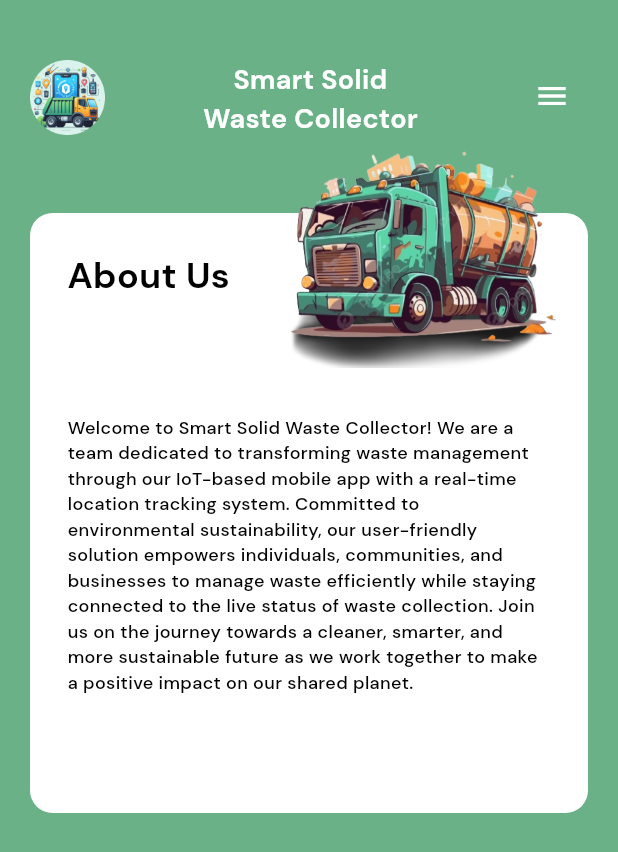
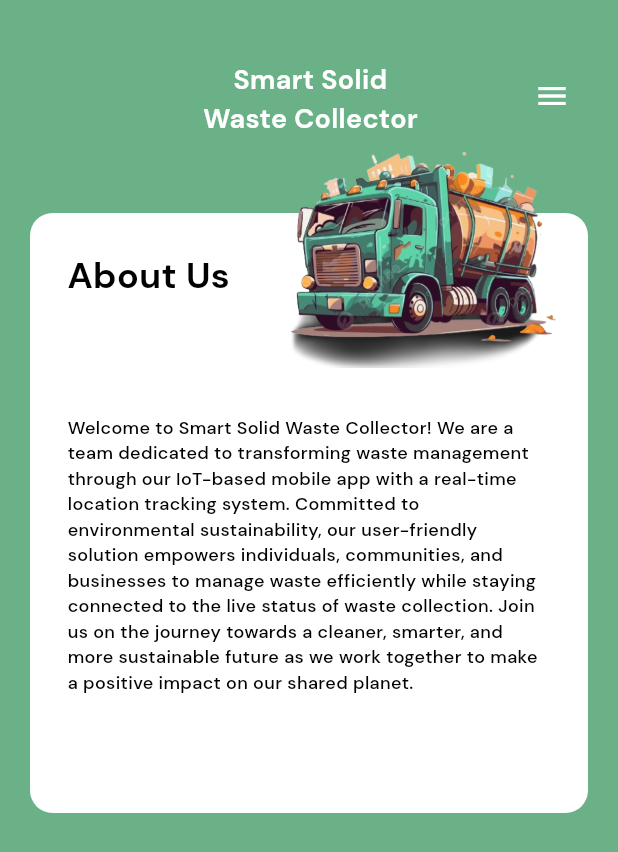
Before and after one commit to lansoyyy/Smart-waste-mobile, a Flutter app: the AboutUsScreen screen opened directly, on a phone screen of 412 x 824 dp. Shown: the top 852 px of the screen. Run offline on Flutter 3.47's test engine with Material 3 defaults, Android fonts, the phone set to English and light mode, and no system bars; our stand-ins replace cloud_firestore, firebase_core, firebase_database, fluttertoast, get_storage, google_maps_flutter; accounts and stored records are empty.

Commit message:
initial revisions

```diff
--- a/lib/main.dart
+++ b/lib/main.dart
@@ -1,6 +1,8 @@
 import 'package:firebase_core/firebase_core.dart';
 import 'package:flutter/material.dart';
+import 'package:get_storage/get_storage.dart';
 import 'package:smart_waste_mobile/firebase_options.dart';
+import 'package:smart_waste_mobile/screens/home_screen.dart';
 import 'package:smart_waste_mobile/screens/landing_screen.dart';
 
 void main() async {
@@ -12,14 +14,23 @@ void main() async {
   runApp(const MyApp());
 }
 
-class MyApp extends StatelessWidget {
+class MyApp extends StatefulWidget {
   const MyApp({super.key});
 
+  @override
+  State<MyApp> createState() => _MyAppState();
+}
+
+class _MyAppState extends State<MyApp> {
   // This widget is the root of your application.
+  final box = GetStorage();
   @override
   Widget build(BuildContext context) {
-    return const MaterialApp(
-      home: LandingScreen(),
+    print(box.read('started'));
+    return MaterialApp(
+      home: box.read('started') == true || box.read('started') != 'null'
+          ? const HomeScreen()
+          : const LandingScreen(),
     );
   }
 }
--- a/lib/screens/aboutus_screen.dart
+++ b/lib/screens/aboutus_screen.dart
@@ -27,9 +27,8 @@ class AboutUsScreen extends StatelessWidget {
                   mainAxisAlignment: MainAxisAlignment.spaceBetween,
                   crossAxisAlignment: CrossAxisAlignment.start,
                   children: [
-                    Image.asset(
-                      'assets/images/LOGO 1.png',
-                      height: 50,
+                    const SizedBox(
+                      width: 50,
                     ),
                     TextWidget(
                       text: 'Smart Solid\nWaste Collector',
--- a/lib/screens/announcement_screen.dart
+++ b/lib/screens/announcement_screen.dart
@@ -127,6 +127,7 @@ class AnnouncementScreen extends StatelessWidget {
                                 return ListTile(
                                   leading: const Icon(Icons.notifications),
                                   title: TextWidget(
+                                      align: TextAlign.start,
                                       text:
                                           '${data.docs[index]['announcement']} ${DateFormat.yMMMd().add_jm().format(data.docs[index]['postedAt'].toDate())}',
                                       fontSize: 14),
--- a/lib/screens/feedback_screen.dart
+++ b/lib/screens/feedback_screen.dart
@@ -39,9 +39,8 @@ class _FeedbackScreenState extends State<FeedbackScreen> {
                 mainAxisAlignment: MainAxisAlignment.spaceBetween,
                 crossAxisAlignment: CrossAxisAlignment.start,
                 children: [
-                  Image.asset(
-                    'assets/images/LOGO 1.png',
-                    height: 50,
+                  const SizedBox(
+                    width: 50,
                   ),
                   TextWidget(
                     text: 'Smart Solid\nWaste Collector',
```
Also changed, not shown: lib/screens/landing_screen.dart (+11 -1 lines).
